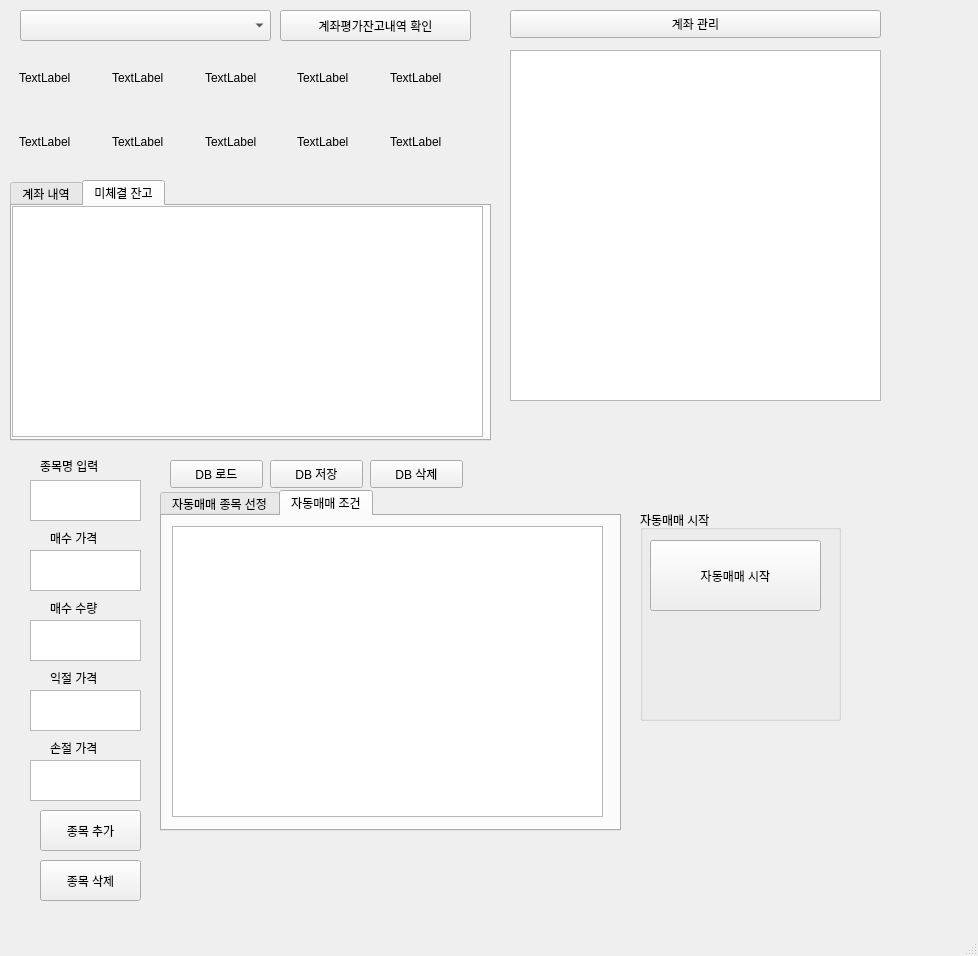
First picture: the form in Qt_GUI.ui, repository SSWUKiwoomOpenAPI/KiwoomOpenAPI2022, before the edit.
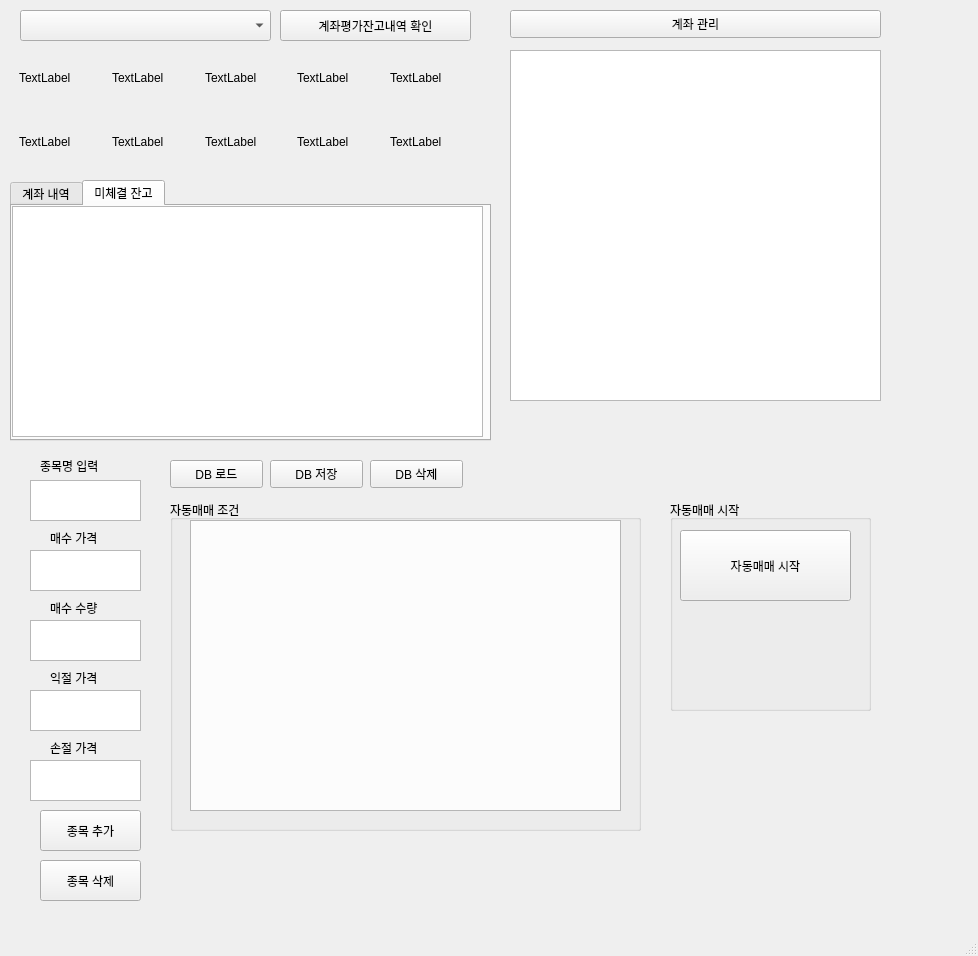
Second picture: the form after the edit. The open tabs and pages were chosen to show the change.

The edit to the form file:
```diff
--- a/Qt_GUI.ui
+++ b/Qt_GUI.ui
@@ -142,39 +142,6 @@
      </rect>
     </property>
    </widget>
-   <widget class="QTabWidget" name="tabWidget">
-    <property name="geometry">
-     <rect>
-      <x>160</x>
-      <y>490</y>
-      <width>461</width>
-      <height>341</height>
-     </rect>
-    </property>
-    <property name="currentIndex">
-     <number>0</number>
-    </property>
-    <widget class="QWidget" name="tab">
-     <attribute name="title">
-      <string>자동매매 종목 선정</string>
-     </attribute>
-    </widget>
-    <widget class="QWidget" name="tab_2">
-     <attribute name="title">
-      <string>자동매매 조건</string>
-     </attribute>
-     <widget class="QTableWidget" name="buylast">
-      <property name="geometry">
-       <rect>
-        <x>10</x>
-        <y>10</y>
-        <width>431</width>
-        <height>291</height>
-       </rect>
-      </property>
-     </widget>
-    </widget>
-   </widget>
    <widget class="QTextEdit" name="searchItemTextEdit2">
     <property name="geometry">
      <rect>
@@ -401,8 +368,8 @@
    <widget class="QGroupBox" name="groupBox">
     <property name="geometry">
      <rect>
-      <x>640</x>
-      <y>510</y>
+      <x>670</x>
+      <y>500</y>
       <width>201</width>
       <height>211</height>
      </rect>
@@ -424,6 +391,29 @@
      </property>
     </widget>
    </widget>
+   <widget class="QTableWidget" name="buylast">
+    <property name="geometry">
+     <rect>
+      <x>190</x>
+      <y>520</y>
+      <width>431</width>
+      <height>291</height>
+     </rect>
+    </property>
+   </widget>
+   <widget class="QGroupBox" name="groupBox_2">
+    <property name="geometry">
+     <rect>
+      <x>170</x>
+      <y>500</y>
+      <width>471</width>
+      <height>331</height>
+     </rect>
+    </property>
+    <property name="title">
+     <string>자동매매 조건</string>
+    </property>
+   </widget>
   </widget>
   <widget class="QMenuBar" name="menubar">
    <property name="geometry">
```
